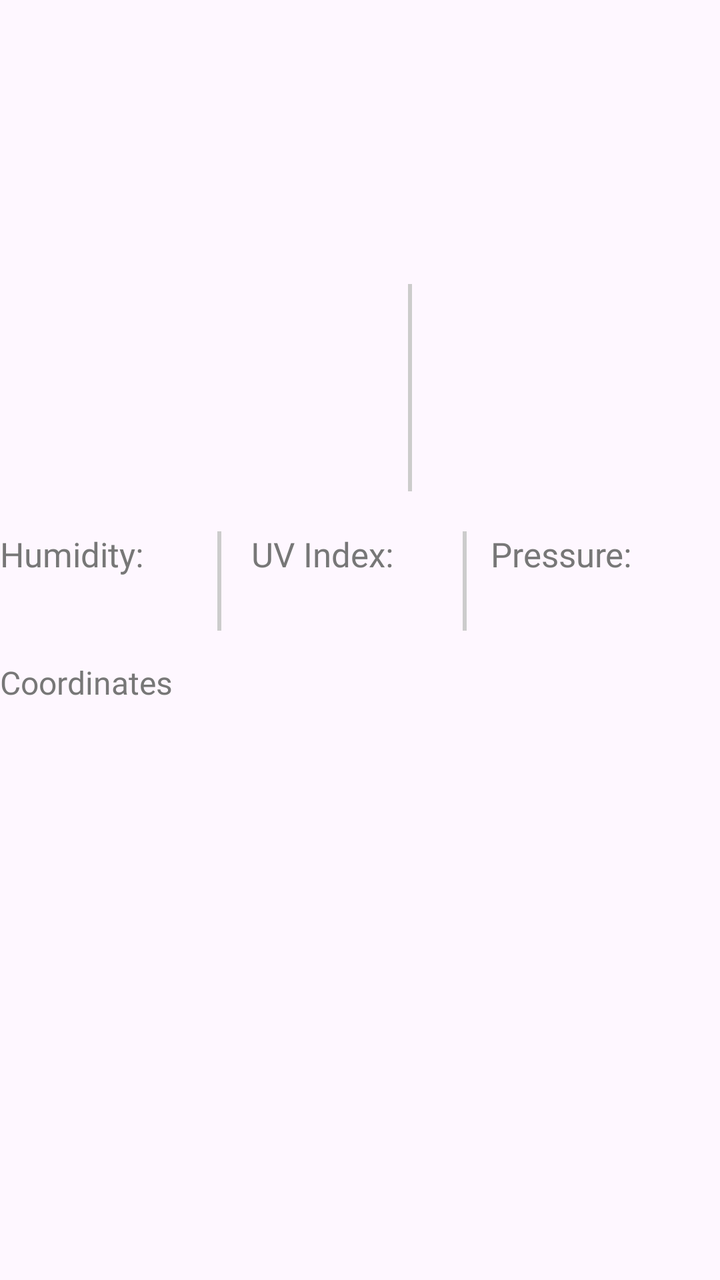
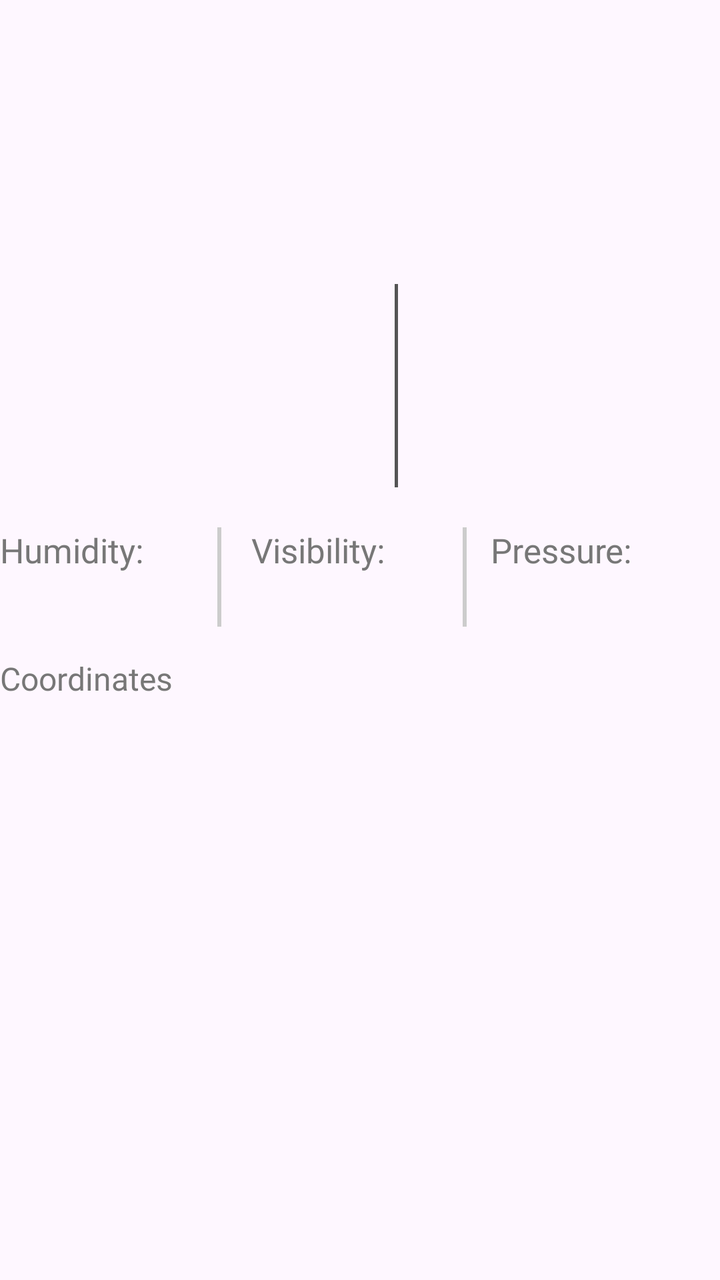

Compare the two renders of this Android layout. The source of the first and the diff that turns it into the second are given below.
<!-- AndroidManifest.xml: application theme Theme.AeroSentra -->
<!-- res/layout/bottomsheet_mini_place_details.xml -->
<?xml version="1.0" encoding="utf-8"?>
<LinearLayout xmlns:android="http://schemas.android.com/apk/res/android"
    xmlns:app="http://schemas.android.com/apk/res-auto"
    android:id="@+id/placeDetailsContainer"
    android:layout_width="match_parent"
    android:layout_height="wrap_content"
    android:orientation="vertical"
    android:paddingTop="10dp"
    android:paddingBottom="20dp"
    android:layout_marginHorizontal="16dp">

    
    <ImageView
        android:id="@+id/placeSingleImageView"
        android:layout_width="match_parent"
        android:layout_height="135dp"
        android:background="@drawable/image_holder"
        android:scaleType="centerCrop"
        android:contentDescription="@string/place_details_label_5"
        android:clipToOutline="true"
        android:visibility="gone" />

    
    <androidx.recyclerview.widget.RecyclerView
        android:id="@+id/placeImagesRecycler"
        android:layout_width="match_parent"
        android:layout_height="120dp"
        android:clipToPadding="false"
        android:overScrollMode="never"
        android:paddingStart="8dp"
        android:paddingEnd="8dp" />

    
    <LinearLayout
        android:layout_width="match_parent"
        android:layout_height="wrap_content"
        android:layout_marginTop="12dp"
        android:baselineAligned="true"
        android:gravity="center_vertical"
        android:orientation="horizontal">

        <LinearLayout
            android:layout_width="100dp"
            android:layout_height="wrap_content"
            android:layout_weight="1"
            android:orientation="vertical">

            <TextView
                android:id="@+id/placeCity"
                android:layout_width="match_parent"
                android:layout_height="wrap_content"
                android:fontFamily="@font/jost_bold"
                android:textColor="@android:color/white"
                android:textSize="18sp" />

            <TextView
                android:id="@+id/placeRegion"
                android:layout_width="match_parent"
                android:layout_height="wrap_content"
                android:fontFamily="@font/jost_medium"
                android:textColor="#777"
                android:textSize="16sp" />
        </LinearLayout>

        <View
            android:layout_width="2dp"
            android:layout_height="match_parent"
            android:background="#ccc" />

        <LinearLayout
            android:layout_width="wrap_content"
            android:layout_height="wrap_content"
            android:layout_weight="1"
            android:gravity="center|center_vertical"
            android:orientation="vertical">
            <ImageView
                android:id="@+id/placeWeatherIcon"
                android:layout_width="50dp"
                android:layout_height="50dp"
                android:layout_marginBottom="5dp"
                android:contentDescription="@string/weather_today_title" />
            <TextView
                android:id="@+id/placeTemp"
                android:layout_width="wrap_content"
                android:layout_height="wrap_content"
                android:fontFamily="@font/jost_bold"
                android:textColor="@color/white"
                android:textSize="20sp" />
            <TextView
                android:id="@+id/placeWeaType"
                android:layout_width="wrap_content"
                android:layout_height="wrap_content"
                android:fontFamily="@font/jost_medium"
                android:textColor="#777"
                android:textSize="16sp" />
        </LinearLayout>

    </LinearLayout>

    
    <LinearLayout
        android:layout_width="match_parent"
        android:layout_height="wrap_content"
        android:layout_marginTop="20dp"
        android:baselineAligned="true"
        android:orientation="horizontal"
        android:weightSum="3">

        <LinearLayout
            android:layout_width="0dp"
            android:layout_height="wrap_content"
            android:layout_weight="1"
            android:gravity="center_vertical"
            android:orientation="vertical">

            <TextView
                android:layout_width="wrap_content"
                android:layout_height="wrap_content"
                android:fontFamily="@font/jost_semibold"
                android:text="@string/place_details_label_1"
                android:textColor="#777"
                android:textSize="17sp" />

            <TextView
                android:id="@+id/placeHumidity"
                android:layout_width="wrap_content"
                android:layout_height="wrap_content"
                android:fontFamily="@font/jost_regular"
                android:textColor="@color/white"
                android:textSize="20sp" />
        </LinearLayout>

        <View
            android:layout_width="2dp"
            android:layout_height="match_parent"
            android:layout_marginStart="-6dp"
            android:layout_marginEnd="12dp"
            android:background="#ccc" />

        <LinearLayout
            android:layout_width="0dp"
            android:layout_height="wrap_content"
            android:layout_weight="1"
            android:gravity="center_vertical"
            android:orientation="vertical">

            <TextView
                android:layout_width="wrap_content"
                android:layout_height="wrap_content"
                android:layout_marginStart="3dp"
                android:layout_marginEnd="0dp"
                android:fontFamily="@font/jost_semibold"
                android:text="@string/place_details_label_2"
                android:textColor="#777"
                android:textSize="17sp" />

            <TextView
                android:id="@+id/placeUV"
                android:layout_width="wrap_content"
                android:layout_height="wrap_content"
                android:fontFamily="@font/jost_regular"
                android:textColor="@color/white"
                android:textSize="20sp" />
        </LinearLayout>

        <View
            android:layout_width="2dp"
            android:layout_height="match_parent"
            android:layout_marginStart="-6dp"
            android:layout_marginEnd="12dp"
            android:background="#ccc" />

        <LinearLayout
            android:layout_width="0dp"
            android:layout_height="wrap_content"
            android:layout_weight="1"
            android:gravity="center_vertical"
            android:orientation="vertical">

            <TextView
                android:layout_width="wrap_content"
                android:layout_height="wrap_content"
                android:fontFamily="@font/jost_semibold"
                android:text="@string/place_details_label_3"
                android:textColor="#777"
                android:textSize="17sp" />

            <TextView
                android:id="@+id/placePressure"
                android:layout_width="wrap_content"
                android:layout_height="wrap_content"
                android:fontFamily="@font/jost_regular"
                android:textColor="@color/white"
                android:textSize="20sp" />
        </LinearLayout>

    </LinearLayout>

    
    <LinearLayout
        android:layout_width="match_parent"
        android:layout_height="wrap_content"
        android:layout_marginTop="15dp"
        android:orientation="vertical">
        <TextView
            android:layout_width="wrap_content"
            android:layout_height="wrap_content"
            android:fontFamily="@font/jost_bold"
            android:text="@string/place_details_label_4"
            android:textColor="#777"
            android:textSize="16sp" />
        <TextView
            android:id="@+id/placeLatLng"
            android:layout_width="wrap_content"
            android:layout_height="wrap_content"
            android:fontFamily="@font/jost_regular"
            android:textColor="@color/white"
            android:textSize="18sp" />
    </LinearLayout>

</LinearLayout>
<!-- resources referenced by this layout -->
<resources>
  <color name="white">#FFFFFFFF</color>
  <!-- drawable image_holder (drawable) -->
  <?xml version="1.0" encoding="utf-8"?>
  <shape xmlns:android="http://schemas.android.com/apk/res/android">
      <corners android:radius="12dp" />
  </shape>
  <string name="place_details_label_1">Humidity:</string>
  <string name="place_details_label_2">UV Index:</string>
  <string name="place_details_label_3">Pressure:</string>
  <string name="place_details_label_4">Coordinates</string>
  <string name="place_details_label_5">Place image</string>
  <string name="weather_today_title">Weather Today</string>
  <style name="Theme.AeroSentra" parent="Base.Theme.AeroSentra" />
  <style name="Base.Theme.AeroSentra" parent="Theme.Material3.DayNight.NoActionBar">
          
          
      </style>
</resources>

<!-- the commit's change to res/layout/bottomsheet_mini_place_details.xml (unified diff, before → after) -->
@@ -40,7 +40,7 @@
         android:orientation="horizontal">
 
         <LinearLayout
-            android:layout_width="100dp"
+            android:layout_width="wrap_content"
             android:layout_height="wrap_content"
             android:layout_weight="1"
             android:orientation="vertical">
@@ -63,22 +63,26 @@
         </LinearLayout>
 
         <View
-            android:layout_width="2dp"
+            android:layout_width="1.5dp"
             android:layout_height="match_parent"
-            android:background="#ccc" />
-
-        <LinearLayout
-            android:layout_width="wrap_content"
-            android:layout_height="wrap_content"
-            android:layout_weight="1"
+            android:layout_marginStart="4dp"
+            android:layout_marginEnd="12dp"
+            android:background="#555" />
+
+        <LinearLayout
+            android:layout_width="110dp"
+            android:layout_height="wrap_content"
+            android:layout_weight="0.2"
             android:gravity="center|center_vertical"
             android:orientation="vertical">
+
             <ImageView
                 android:id="@+id/placeWeatherIcon"
                 android:layout_width="50dp"
                 android:layout_height="50dp"
                 android:layout_marginBottom="5dp"
                 android:contentDescription="@string/weather_today_title" />
+
             <TextView
                 android:id="@+id/placeTemp"
                 android:layout_width="wrap_content"
@@ -86,13 +90,16 @@
                 android:fontFamily="@font/jost_bold"
                 android:textColor="@color/white"
                 android:textSize="20sp" />
+
             <TextView
                 android:id="@+id/placeWeaType"
                 android:layout_width="wrap_content"
                 android:layout_height="wrap_content"
                 android:fontFamily="@font/jost_medium"
-                android:textColor="#777"
-                android:textSize="16sp" />
+                android:gravity="center_horizontal"
+                android:lineSpacingExtra="-4dp"
+                android:textColor="#777"
+                android:textSize="14.5sp" />
         </LinearLayout>
 
     </LinearLayout>
@@ -155,7 +162,7 @@
                 android:textSize="17sp" />
 
             <TextView
-                android:id="@+id/placeUV"
+                android:id="@+id/placeVisibility"
                 android:layout_width="wrap_content"
                 android:layout_height="wrap_content"
                 android:fontFamily="@font/jost_regular"
<!-- resource entries referenced after the edit -->
@@ -7,7 +7,7 @@
       <corners android:radius="12dp" />
   </shape>
   <string name="place_details_label_1">Humidity:</string>
-  <string name="place_details_label_2">UV Index:</string>
+  <string name="place_details_label_2">Visibility:</string>
   <string name="place_details_label_3">Pressure:</string>
   <string name="place_details_label_4">Coordinates</string>
   <string name="place_details_label_5">Place image</string>
